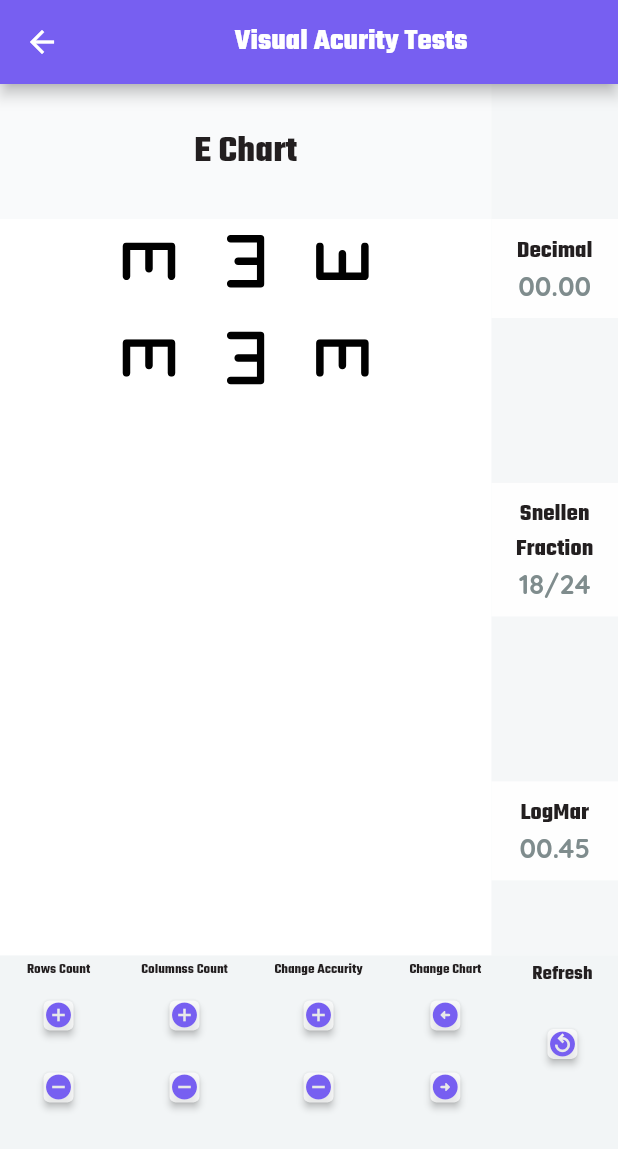
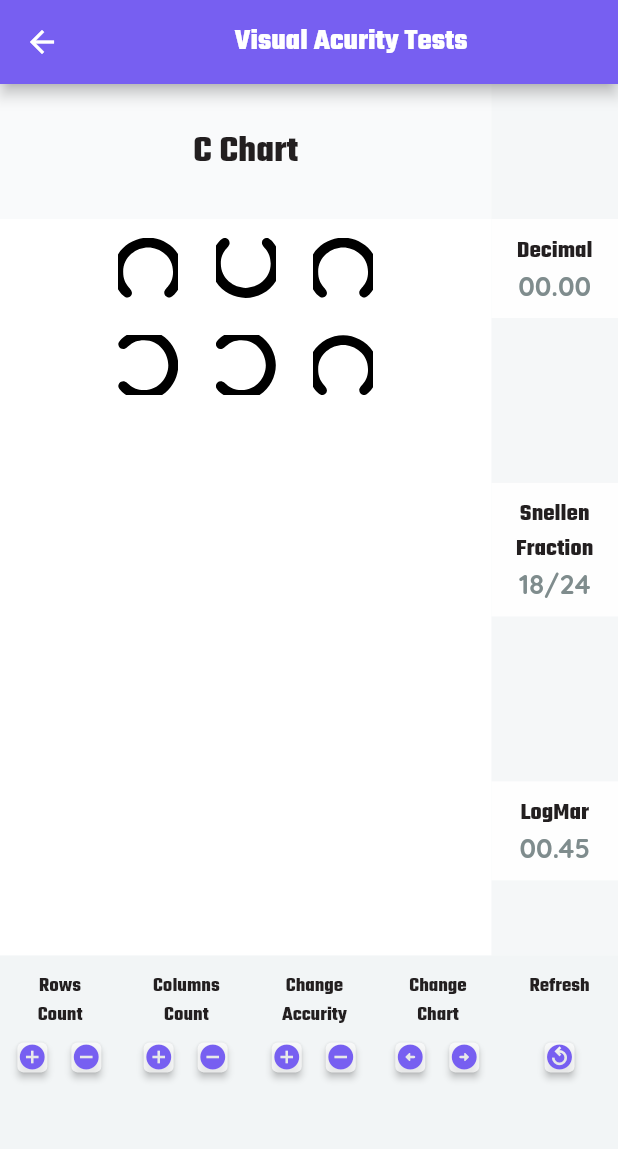
Before and after one commit to DeveloperMoha/opto_geek, a Flutter app: the AccurityTests screen opened by its route, after a tap on the "replay circle filled" icon, on a phone screen of 412 x 824 dp. Shown: the top 1149 px of the screen. Run offline on Flutter 3.47's test engine with Material 2 defaults, Android fonts, the phone set to English and light mode, and no system bars; our stand-ins replace flutter_bloc, flutter_svg; missing offline and left inert: fire_tv_listener.

Commit message:
few work

```diff
--- a/lib/core/app/app.dart
+++ b/lib/core/app/app.dart
@@ -12,7 +12,7 @@ class MyApp extends StatelessWidget {
     return MaterialApp(
       debugShowCheckedModeBanner: false,
       scrollBehavior: MyCustomScrollBehavior(),
-      initialRoute: Routes.accirityTestsRoute,
+      initialRoute: Routes.splashRoute,
       onGenerateRoute: RouteGenerator.getRoute,
     );
   }
--- a/lib/core/utils/app_constants.dart
+++ b/lib/core/utils/app_constants.dart
@@ -6,6 +6,8 @@ import 'package:opto_geek/presentation/resources/string_manager.dart';
 class AppConstants {
   static int noOfRows = 2;
   static int noOfColumns = 3;
+  static int maxNoOfRows = 10;
+  static int maxNoOfColumns = 10;
   static double itemDimInPx = 40.0; //
 
   static const List<String> chartTypes = [
@@ -16,7 +18,7 @@ class AppConstants {
     "Pediatric Chart",
     "LEA Figure Chart",
   ];
-  static int selectedChartIndex = 1;
+  static int selectedChartIndex = 0;
   static const List<double> nintyAngles = [
     math.pi / 2, // 270 degree
     -math.pi, // 180 degree
@@ -24,6 +26,7 @@ class AppConstants {
     math.pi / 2, // 270 degree
     math.pi, // 0 degree
   ];
+
   static const List<String> numeralList = [
     ImageManager.svg2,
     ImageManager.svg8,
--- a/lib/data/repository/accurity_test_repos/cchart_repository_impl.dart
+++ b/lib/data/repository/accurity_test_repos/cchart_repository_impl.dart
@@ -1,9 +1,10 @@
+import 'dart:math';
+
 import 'package:flutter/material.dart';
 import 'package:flutter_svg/flutter_svg.dart';
 import 'package:opto_geek/core/utils/app_constants.dart';
 import 'package:opto_geek/domain/entity/accurity_entity.dart';
 import 'package:opto_geek/domain/repository/accurity_repository.dart';
-import 'dart:math' as math;
 
 import 'package:opto_geek/presentation/resources/image_manager.dart';
 
@@ -12,6 +13,7 @@ class CChartTest implements BaseAccurityTestsRepository {
   AccurityResultModel getAccurityItems(AccurityModel accurityModel) {
     // c chart has c alphabet , default item dim is constant then user can change and pass in pars
 
+    Random random = Random();
     int nosOfItems = accurityModel.noOfColumns * accurityModel.noOfRows;
 
     double itemDim = accurityModel.itemDim;
@@ -23,20 +25,16 @@ class CChartTest implements BaseAccurityTestsRepository {
       height: itemDim,
       fit: BoxFit.cover,
     );
-    int angleIndex = 0;
     for (int i = 0; i < nosOfItems; i++) {
       itemImageList.add(Container(
           padding: const EdgeInsets.all(1.0),
           child: Align(
             alignment: Alignment.center,
             child: Transform.rotate(
-                angle: AppConstants.nintyAngles[angleIndex], child: svgImage),
+                angle: AppConstants.nintyAngles[
+                    random.nextInt(AppConstants.nintyAngles.length)],
+                child: svgImage),
           )));
-      if (angleIndex == 4) {
-        angleIndex = 0;
-      } else {
-        angleIndex++;
-      }
     }
 
     return AccurityResultModel(
--- a/lib/presentation/accurity_tests/accurity_common_widgets.dart
+++ b/lib/presentation/accurity_tests/accurity_common_widgets.dart
@@ -1,4 +1,5 @@
 import 'package:flutter/material.dart';
+import 'package:opto_geek/core/utils/app_constants.dart';
 import 'package:opto_geek/data/repository/accurity_test_repos/alphapetchart_repository_impl.dart';
 import 'package:opto_geek/data/repository/accurity_test_repos/cchart_repository_impl.dart';
 import 'package:opto_geek/data/repository/accurity_test_repos/leachart_repository_impl.dart';
@@ -21,14 +22,20 @@ Widget showAcurityBottomItem(
     //margin: EdgeInsets.only(right: mediaQueryWidth * .01),
     padding: const EdgeInsets.symmetric(horizontal: 2, vertical: 3),
     child: Column(
-      children: [
-        showTitleText(itemText, textSize: (8.0 + mediaQueryWidth * .003)),
-        Column(
       mainAxisAlignment: MainAxisAlignment.start,
       children: [
+        Padding(
+          padding: const EdgeInsets.all(8.0),
+          child: showTitleText(itemText,
+              textSize: (12.0 + mediaQueryWidth * .003)),
+        ),
+        Row(
+          mainAxisAlignment: MainAxisAlignment.center,
+          children: [
             Container(
-              //color: Colors.blue,
-              padding: const EdgeInsets.all(0),
+              width: 20,
+              height: 20,
+              margin: const EdgeInsets.only(right: 15),
               child: ElevatedButton(
                   style: ElevatedButton.styleFrom(
                       padding: const EdgeInsets.all(0),
@@ -41,7 +48,11 @@ Widget showAcurityBottomItem(
                     size: 20,
                   )),
             ),
-            ElevatedButton(
+            Container(
+              width: 20,
+              height: 20,
+              margin: const EdgeInsets.all(1),
+              child: ElevatedButton(
                   style: ElevatedButton.styleFrom(
                       padding: const EdgeInsets.all(0),
                       minimumSize: Size.zero,
@@ -51,7 +62,8 @@ Widget showAcurityBottomItem(
                   child: Icon(
                     itemIcon2,
                     size: 20,
-                ))
+                  )),
+            )
           ],
         ),
       ],
@@ -89,7 +101,13 @@ Widget showAccuritytestBody(AccurityModel accurityModel, mediaQueryWidth,
   return Container(
     width: mediaQueryWidth * .45,
     height: mediaQueryHeight * .65,
-    child: Center(
+    child: SingleChildScrollView(
+      scrollDirection: Axis.vertical,
+      child: buildelement(AppConstants.noOfRows, AppConstants.noOfColumns,
+          result.accurityItems),
+    ),
+    /*
+    Center(
         child: GridView.count(
       primary: false,
       padding: const EdgeInsets.all(1),
@@ -97,6 +115,35 @@ Widget showAccuritytestBody(AccurityModel accurityModel, mediaQueryWidth,
       mainAxisSpacing: 10,
       crossAxisCount: accurityModel.noOfColumns,
       children: result.accurityItems,
-    )),
+    )
+    */
   );
 }
+
+Widget buildelement(rows, cols, content) {
+  int index = 0;
+  int no = rows * cols;
+  return Center(
+      child: SingleChildScrollView(
+    scrollDirection: Axis.horizontal,
+    child: Column(
+      mainAxisAlignment: MainAxisAlignment.center,
+      children: [
+        for (int i = 0; i < rows; i++)
+          Row(
+            mainAxisAlignment: MainAxisAlignment.center,
+            children: [
+              for (int j = 0; j < cols && index < no; j++, index++)
+                Container(
+                    width: AppConstants.itemDimInPx + 15,
+                    height: AppConstants.itemDimInPx + 15,
+                    // color: Colors.red,
+                    padding: const EdgeInsets.all(0),
+                    margin: const EdgeInsets.all(5),
+                    child: content[index])
+            ],
+          ),
+      ],
+    ),
+  ));
+}
--- a/lib/presentation/accurity_tests/accurity_cubit.dart
+++ b/lib/presentation/accurity_tests/accurity_cubit.dart
@@ -5,13 +5,13 @@ import 'package:opto_geek/presentation/accurity_tests/accurity_states.dart';
 class AccurityCubit extends Cubit<AccurityStates> {
   AccurityCubit(super.initialState);
 
-  test() {
-    print(
-        "======Welcome col ${AppConstants.noOfColumns} row ${AppConstants.noOfRows}");
+  refreshAccurity() {
+    print("===================test==============");
+    emit(NoOfRowsState(noOfRows: AppConstants.noOfRows));
   }
 
   increaseRows() {
-    if (AppConstants.noOfRows != 5) {
+    if (AppConstants.noOfRows < AppConstants.maxNoOfRows) {
       AppConstants.noOfRows++;
       print(AppConstants.noOfRows);
       emit(NoOfRowsState(noOfRows: AppConstants.noOfRows));
@@ -27,7 +27,7 @@ class AccurityCubit extends Cubit<AccurityStates> {
   }
 
   increaseColumns() {
-    if (AppConstants.noOfColumns != 8) {
+    if (AppConstants.noOfColumns < AppConstants.maxNoOfColumns) {
       AppConstants.noOfColumns++;
       print(AppConstants.noOfColumns);
       emit(NoOfColumnsState(noOfColumns: AppConstants.noOfColumns));
--- a/lib/presentation/accurity_tests/accurity_tests_view.dart
+++ b/lib/presentation/accurity_tests/accurity_tests_view.dart
@@ -64,28 +64,20 @@ class _AccurityTestsState extends State<AccurityTests> {
                                 Expanded(
                                     child: Container(
                                         width: double.infinity,
-                                        child: Align(
-                                          alignment: Alignment.topCenter,
-                                          child: Center(
                                         child: showAccuritytestBody(
                                             AccurityModel(
-                                                    noOfColumns: AppConstants
-                                                        .noOfColumns,
-                                                    noOfRows:
-                                                        AppConstants.noOfRows,
+                                                noOfColumns:
+                                                    AppConstants.noOfColumns,
+                                                noOfRows: AppConstants.noOfRows,
                                                 accurityFraction:
-                                                        AppConstants
-                                                            .itemDimInPx,
-                                                    itemDim: AppConstants
-                                                        .itemDimInPx,
-                                                    chartType: AppConstants
-                                                        .chartTypes[0]),
+                                                    AppConstants.itemDimInPx,
+                                                itemDim:
+                                                    AppConstants.itemDimInPx,
+                                                chartType:
+                                                    AppConstants.chartTypes[0]),
                                             mediaQueryWidth,
                                             mediaQueryHeight,
-                                                AppConstants
-                                                    .selectedChartIndex),
-                                          ),
-                                        ))),
+                                            AppConstants.selectedChartIndex))),
                               ],
                             ),
                           ),
@@ -206,11 +198,17 @@ class _AccurityTestsState extends State<AccurityTests> {
                             child: Column(
                               mainAxisAlignment: MainAxisAlignment.start,
                               children: [
-                                showTitleText(
+                                Padding(
+                                  padding: const EdgeInsets.all(8.0),
+                                  child: showTitleText(
                                       StringManager.visualAcurityrefresh,
-                                    textSize: (12.0 + mediaQueryWidth * .003)),
+                                      textSize:
+                                          (12.0 + mediaQueryWidth * .003)),
+                                ),
                                 Container(
-                                  margin: const EdgeInsets.only(top: 13),
+                                  width: 20,
+                                  height: 20,
+                                  margin: const EdgeInsets.all(1),
                                   child: ElevatedButton(
                                       style: ElevatedButton.styleFrom(
                                           padding: const EdgeInsets.all(0),
@@ -220,7 +218,7 @@ class _AccurityTestsState extends State<AccurityTests> {
                                           foregroundColor:
                                               ColorManager.mainAppColor),
                                       onPressed: () {
-                                        cubitObject.test();
+                                        cubitObject.refreshAccurity();
                                       },
                                       child: const Icon(
                                         Icons.replay_circle_filled_outlined,
--- a/lib/presentation/resources/image_manager.dart
+++ b/lib/presentation/resources/image_manager.dart
@@ -2,6 +2,8 @@ class ImageManager {
 //==================================****=====================================
   static const mainImgPath = "assets/images";
   static const String appLogo = "$mainImgPath/logo.png";
+  static const String splash0 = "$mainImgPath/splash0.jfif";
+  static const String splash1 = "$mainImgPath/splash1.jfif";
   static const String splashBG1 = "$mainImgPath/splash_1.jpg";
   static const String splashBG2 = "$mainImgPath/splash_2.jpg";
   static const String splashBG3 = "$mainImgPath/splash_3.jpg";
--- a/lib/presentation/resources/string_manager.dart
+++ b/lib/presentation/resources/string_manager.dart
@@ -41,9 +41,9 @@ class StringManager {
   static const String alphapeticalChartTitle = "Alphapetical Chart";
   static const String visualAcurityTestTitle = "Visual Acurity Tests";
 
-  static const String visualAcurityRowCount = "Rows Count";
-  static const String visualAcurityColumnsCount = "Columnss Count";
-  static const String visualAcurityChange = "Change Accurity";
-  static const String visualAcurityChangeChart = "Change Chart";
-  static const String visualAcurityrefresh = "Refresh";
+  static const String visualAcurityRowCount = "Rows \nCount";
+  static const String visualAcurityColumnsCount = "Columns \nCount";
+  static const String visualAcurityChange = "Change \nAccurity";
+  static const String visualAcurityChangeChart = "Change \nChart";
+  static const String visualAcurityrefresh = "Refresh \n";
 }
--- a/lib/presentation/splash/splash_view.dart
+++ b/lib/presentation/splash/splash_view.dart
@@ -22,7 +22,7 @@ class SplashScreen extends StatelessWidget {
               decoration: const BoxDecoration(
                 image: DecorationImage(
                     image: AssetImage(
-                      ImageManager.splashBG2,
+                      ImageManager.splashBG3,
                     ),
                     fit: BoxFit.cover),
               ),
```
Also changed, not shown: lib/data/repository/accurity_test_repos/echart_repository_impl.dart (+6 -2 lines), lib/presentation/home/home_view.dart (+35 -30 lines), lib/presentation/resources/common_widgets.dart (+13 -5 lines), lib/presentation/resources/routes_manager.dart (+7 -0 lines), 2 other files. Lines whose indentation alone changed are shown as unchanged.
